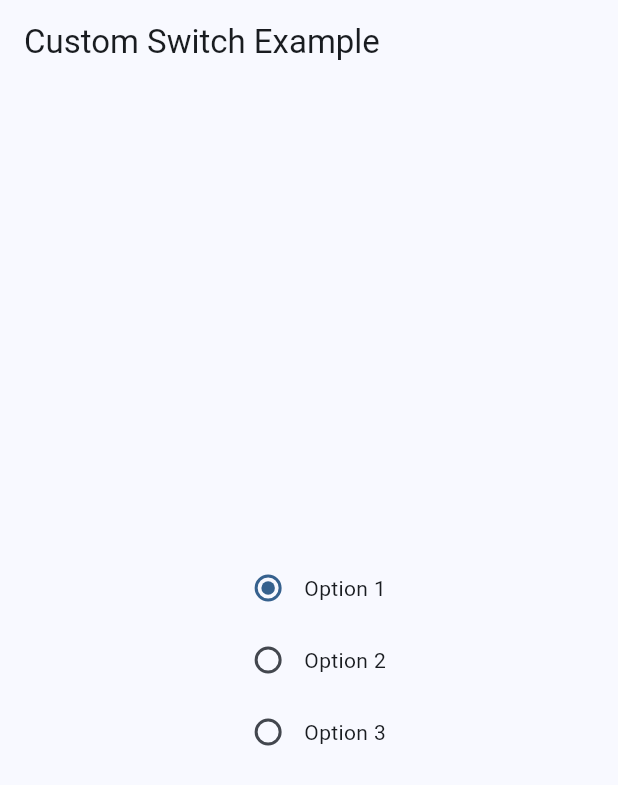
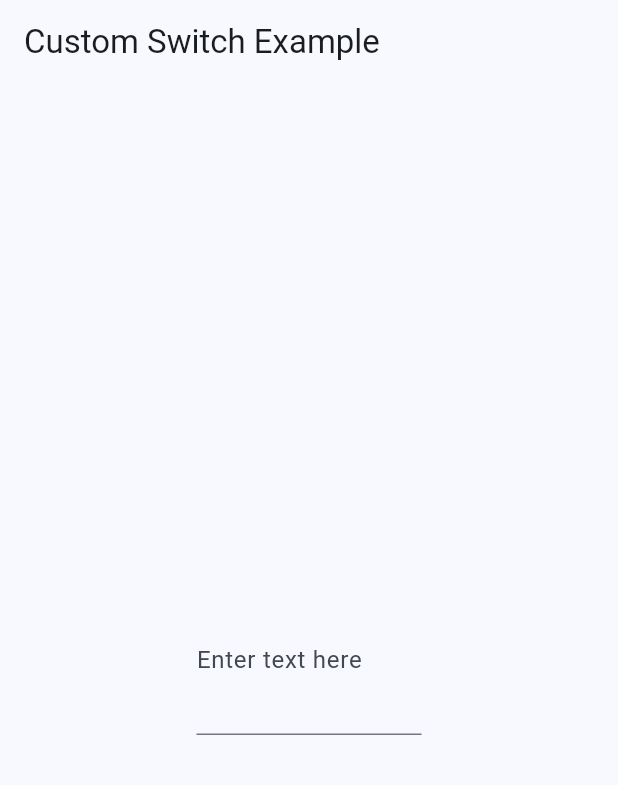
Before and after one commit to rahulsakthi306/torus_flutter_widgets, a Flutter app: the screen it shows after launch, on a phone screen of 412 x 824 dp. Shown: the top 785 px of the screen. Run offline on Flutter 3.47's test engine with Material 3 defaults, Android fonts, the phone set to English and light mode, and no system bars.

Commit message:
last changes

```diff
--- a/lib/main.dart
+++ b/lib/main.dart
@@ -1,11 +1,10 @@
 import 'package:flutter/material.dart';
-import 'package:torus_flutter_widgets/material_widgets/widgets/customwidget/customSwitch.dart';
-import 'package:torus_flutter_widgets/material_widgets/widgets/dynamic/checkbox.dart';
 import 'package:torus_flutter_widgets/material_widgets/widgets/dynamic/radio.dart';
+import 'package:torus_flutter_widgets/material_widgets/widgets/dynamic/testarea.dart';
+import 'package:torus_flutter_widgets/material_widgets/widgets/dynamic/timeinput.dart';
 
 
 void main() {
-
   runApp(const MyApp());
 }
 
@@ -17,7 +16,7 @@ class MyApp extends StatefulWidget {
 }
 
 class _MyAppState extends State<MyApp> {
-  int selectedIndex = 0;
+  // int selectedIndex = 0;
   @override
   Widget build(BuildContext context) {
     return MaterialApp(
@@ -32,14 +31,15 @@ class _MyAppState extends State<MyApp> {
           title: Text('Custom Switch Example'),
         ),
         body: Center(
-          child: CustomRadioButton(
-            onChanged: (int? value) {
-                            setState(() {
-                              selectedIndex = value!;
-                              print(value);
-                            });
-                          },
-          ),
+          child: TTextArea(),
+          // child: CustomRadioButton(
+          //   onChanged: (int? value) {
+          //                   setState(() {
+          //                     selectedIndex = value!;
+          //                     print(value);
+          //                   });
+          //                 },
+          // ),
         ),
       ),
     );
--- /dev/null
+++ b/lib/material_widgets/widgets/dynamic/testarea.dart
@@ -0,0 +1,310 @@
+import 'package:flutter/material.dart';
+
+List<String> type = [
+  'elevated-circle',
+  'filled-circle',
+  'outlined-circle',
+  'icon-circle',
+  'elevated-square',
+  'filled-square',
+  'outlined-square',
+  'icon-square',
+  'tonal',
+  'underlined-circle',
+  'underlined-square',
+];
+
+class TTextArea extends StatefulWidget {
+  final String type;
+  final String size;
+  final String? hintText;
+  final bool isDisabled;
+  final bool isReadOnly;
+  final TextInputType? keyboardType;
+  final TextAlign textAlign;
+  final TextAlignVertical textAlignVertical;
+  final bool showCursor;
+  final bool isPassword;
+  final String? helperText;
+  final Widget? prefix;
+  final Widget? suffix;
+  final String? label;
+  final TextEditingController? controller;
+  final void Function(String)? onChanged;
+  final void Function(String)? onFieldSubmitted;
+  final String? Function(String?)? validator;
+  final int maxlines;
+
+  const TTextArea({
+    super.key,
+    this.type = 'underlined-circle',
+    this.size = 'small',
+    this.hintText,
+    this.isDisabled = false,
+    this.isReadOnly = false,
+    this.keyboardType = TextInputType.multiline,
+    this.textAlign = TextAlign.start,
+    this.textAlignVertical = TextAlignVertical.top,
+    this.showCursor = true,
+    this.isPassword = false,
+    this.helperText,
+    this.prefix,
+    this.suffix,
+    this.controller,
+    this.onChanged,
+    this.onFieldSubmitted,
+    this.validator,
+    this.label,
+    this.maxlines = 1,
+  });
+
+  @override
+  State<TTextArea> createState() => _TTextAreaState();
+}
+
+class _TTextAreaState extends State<TTextArea> {
+  @override
+  Widget build(BuildContext context) {
+    Size size = _getSize(widget.size, widget.maxlines);
+
+    BorderRadius borderRadius;
+
+    if (widget.type.contains('circle')) {
+      borderRadius = BorderRadius.circular(30);
+    } else if (widget.type.contains('square')) {
+      borderRadius = BorderRadius.zero;
+    } else {
+      borderRadius = BorderRadius.circular(8);
+    }
+
+    InputDecoration inputDecoration;
+    switch (widget.type) {
+      case 'elevated-circle':
+        inputDecoration = InputDecoration(
+          filled: true,
+          fillColor: Theme.of(context).primaryColor,
+          border: OutlineInputBorder(
+            borderSide: BorderSide.none,
+            borderRadius: borderRadius,
+          ),
+          contentPadding: EdgeInsets.symmetric(horizontal: 0),
+          labelText: widget.label ?? 'Enter text here',
+          hintText: widget.hintText,
+          helperText: widget.helperText,
+          prefixIcon: widget.prefix,
+          suffixIcon: widget.suffix,
+        );
+        break;
+      case 'filled-circle':
+        inputDecoration = InputDecoration(
+          filled: true,
+          fillColor: Theme.of(context).primaryColor,
+          border: OutlineInputBorder(
+            borderSide: BorderSide.none,
+            borderRadius: borderRadius,
+          ),
+          contentPadding: EdgeInsets.symmetric(horizontal: 0),
+          labelText: widget.label ?? 'Enter text here',
+          hintText: widget.hintText,
+          helperText: widget.helperText,
+          prefixIcon: widget.prefix,
+          suffixIcon: widget.suffix,
+        );
+        break;
+      case 'outlined-circle':
+        inputDecoration = InputDecoration(
+          filled: false,
+          border: OutlineInputBorder(
+            borderSide: BorderSide(color: Theme.of(context).primaryColor, width: 2),
+            borderRadius: borderRadius,
+          ),
+          contentPadding: EdgeInsets.symmetric(horizontal: 0),
+          labelText: widget.label ?? 'Enter text here',
+          hintText: widget.hintText,
+          helperText: widget.helperText,
+          prefixIcon: widget.prefix,
+          suffixIcon: widget.suffix,
+        );
+        break;
+      case 'icon-circle':
+        inputDecoration = InputDecoration(
+          prefixIcon: widget.prefix ?? Icon(Icons.search),
+          filled: false,
+          border: OutlineInputBorder(
+            borderSide: BorderSide(color: Theme.of(context).primaryColor, width: 2),
+            borderRadius: borderRadius,
+          ),
+          contentPadding: EdgeInsets.symmetric(horizontal: 0),
+          labelText: widget.label ?? 'Enter text here',
+          hintText: widget.hintText,
+          helperText: widget.helperText,
+          suffixIcon: widget.suffix,
+        );
+        break;
+      case 'elevated-square':
+        inputDecoration = InputDecoration(
+          filled: true,
+          fillColor: Theme.of(context).primaryColor,
+          border: OutlineInputBorder(
+            borderSide: BorderSide.none,
+            borderRadius: BorderRadius.zero,
+          ),
+          contentPadding: EdgeInsets.symmetric(horizontal: 4.0),
+          labelText: widget.label ?? 'Enter text here',
+          hintText: widget.hintText,
+          helperText: widget.helperText,
+          prefixIcon: widget.prefix,
+          suffixIcon: widget.suffix,
+        );
+        break;
+      case 'filled-square':
+        inputDecoration = InputDecoration(
+          filled: true,
+          fillColor: Colors.grey.shade200,
+          border: OutlineInputBorder(
+            borderSide: BorderSide.none,
+            borderRadius: BorderRadius.zero,
+          ),
+          contentPadding: EdgeInsets.symmetric(horizontal: 4.0),
+          labelText: widget.label ?? 'Enter text here',
+          hintText: widget.hintText,
+          helperText: widget.helperText,
+          prefixIcon: widget.prefix,
+          suffixIcon: widget.suffix,
+        );
+        break;
+      case 'outlined-square':
+        inputDecoration = InputDecoration(
+          filled: false,
+          border: OutlineInputBorder(
+            borderSide: BorderSide(color: Theme.of(context).primaryColor, width: 2),
+            borderRadius: BorderRadius.zero,
+          ),
+          contentPadding: EdgeInsets.symmetric(horizontal: 0),
+          labelText: widget.label ?? 'Enter text here',
+          hintText: widget.hintText,
+          helperText: widget.helperText,
+          prefixIcon: widget.prefix,
+          suffixIcon: widget.suffix,
+        );
+        break;
+      case 'icon-square':
+        inputDecoration = InputDecoration(
+          prefixIcon: widget.prefix ?? Icon(Icons.search),
+          filled: false,
+          border: OutlineInputBorder(
+            borderSide: BorderSide(color: Theme.of(context).primaryColor, width: 2),
+            borderRadius: BorderRadius.zero,
+          ),
+          contentPadding: EdgeInsets.symmetric(horizontal: 0),
+          labelText: widget.label ?? 'Enter text here',
+          hintText: widget.hintText,
+          helperText: widget.helperText,
+          suffixIcon: widget.suffix,
+        );
+        break;
+      case 'tonal':
+        inputDecoration = InputDecoration(
+          filled: true,
+          fillColor: Colors.blueGrey.shade100,
+          border: OutlineInputBorder(
+            borderSide: BorderSide.none,
+            borderRadius: BorderRadius.circular(8),
+          ),
+          contentPadding: EdgeInsets.symmetric(horizontal: 4.0),
+          labelText: widget.label ?? 'Enter text here',
+          hintText: widget.hintText,
+          helperText: widget.helperText,
+          prefixIcon: widget.prefix,
+          suffixIcon: widget.suffix,
+        );
+        break;
+      case 'underlined-circle':
+        inputDecoration = InputDecoration(
+          filled: false,
+          border: UnderlineInputBorder(
+            borderSide: BorderSide(color: Theme.of(context).primaryColor, width: 2),
+          ),
+          contentPadding: EdgeInsets.symmetric(horizontal: 0),
+          labelText: widget.label ?? 'Enter text here',
+          hintText: widget.hintText,
+          helperText: widget.helperText,
+          prefixIcon: widget.prefix,
+          suffixIcon: widget.suffix,
+        );
+        break;
+      case 'underlined-square':
+        inputDecoration = InputDecoration(
+          filled: false,
+          border: UnderlineInputBorder(
+            borderSide: BorderSide(color: Theme.of(context).primaryColor, width: 2),
+          ),
+          contentPadding: EdgeInsets.symmetric(horizontal: 0),
+          labelText: widget.label ?? 'Enter text here',
+          hintText: widget.hintText,
+          helperText: widget.helperText,
+          prefixIcon: widget.prefix,
+          suffixIcon: widget.suffix,
+        );
+        break;
+      default:
+        inputDecoration = InputDecoration(
+          filled: false,
+          border: OutlineInputBorder(
+            borderSide: BorderSide(color: Theme.of(context).primaryColor, width: 2),
+            borderRadius: borderRadius,
+          ),
+          contentPadding: EdgeInsets.symmetric(horizontal: 0),
+          labelText: widget.label ?? 'Enter text here',
+          hintText: widget.hintText,
+          helperText: widget.helperText,
+          prefixIcon: widget.prefix,
+          suffixIcon: widget.suffix,
+        );
+    }
+
+    return SizedBox(
+      width: size.width,
+      height: size.height,
+      child: TextFormField(
+        controller: widget.controller,
+        decoration: inputDecoration,
+        keyboardType: widget.keyboardType,
+        textAlign: widget.textAlign,
+        textAlignVertical: widget.textAlignVertical,
+        showCursor: widget.showCursor,
+        obscureText: widget.isPassword,
+        enabled: !widget.isDisabled,
+        readOnly: widget.isReadOnly,
+        onChanged: widget.onChanged,
+        onFieldSubmitted: widget.onFieldSubmitted,
+        validator: widget.validator,
+        maxLines: 5,
+      ),
+    );
+  }
+
+  Size _getSize(String size, int maxLines) {
+  double height;
+
+  switch (size) {
+    case 'small':
+      height = 100;
+      return  Size(150, height);
+    case 'medium':
+      height = 120;
+      return Size(200, height);
+    case 'large':
+      height = 126;
+      return Size(300, height);
+    case 'block':
+      height = 100;
+      return Size(double.infinity, height);
+    default:
+      height = 48;
+  }
+
+  double extendedHeight = height + (maxLines - 1) * 24; // Adjust the multiplier as needed
+  return Size(double.infinity, extendedHeight);
+}
+}
```
Also changed, not shown: lib/material_widgets/widgets/dynamic/dateinput.dart (added, +192 -0 lines), lib/material_widgets/widgets/dynamic/timeinput.dart (added, +194 -0 lines), lib/material_widgets/widgets/dynamic/badge.dart (added), lib/material_widgets/widgets/dynamic/bar_code.dart (added).
